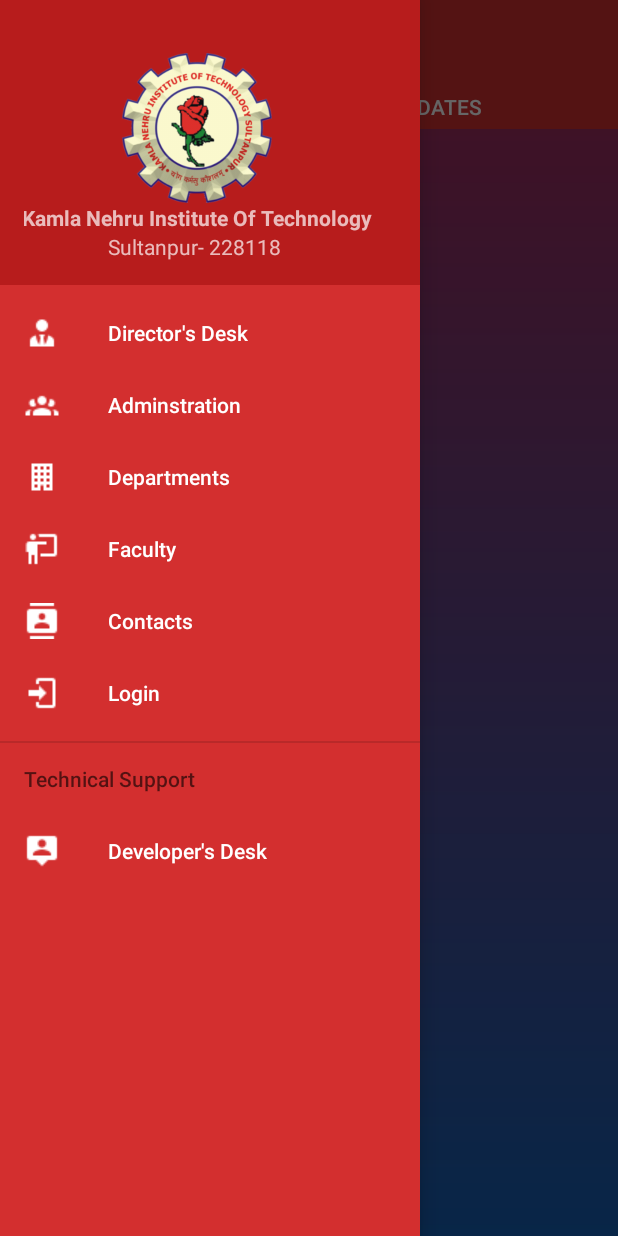
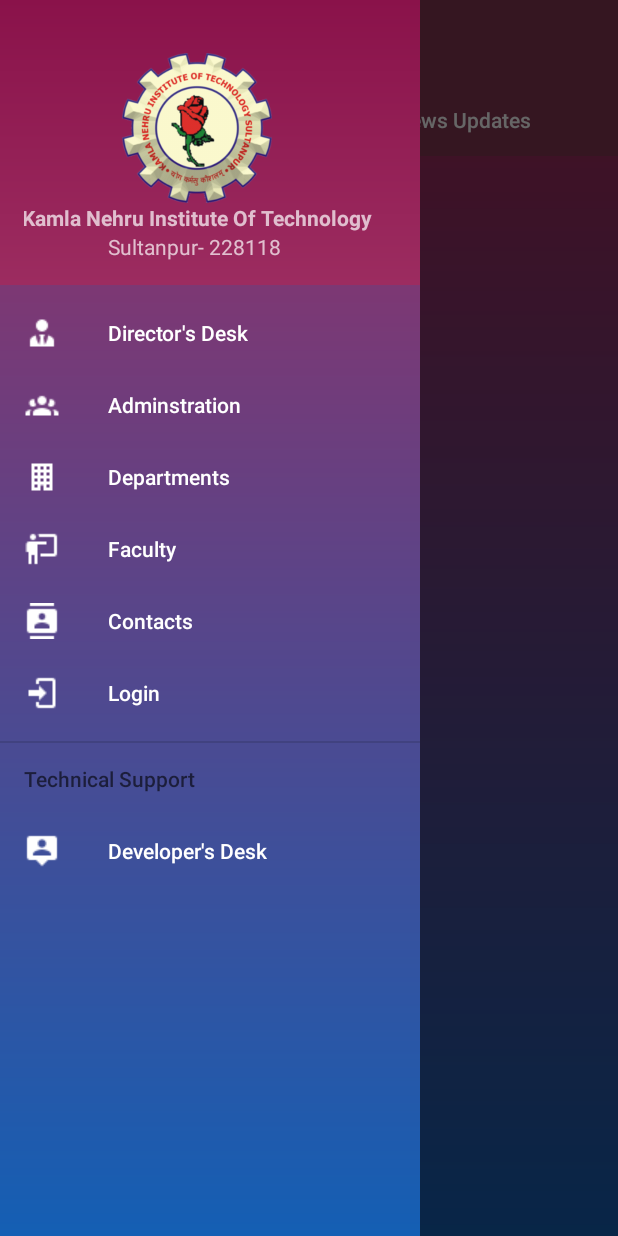
Before and after one commit to Sanjeevsky/KNIT, an Android app: the screen it shows after launch (MainActivity), with the side drawer open, on a phone screen of 412 x 824 dp. Run offline under Robolectric (Android 15) with nearby library versions, the phone set to English and light mode, and no system bars; our stand-ins replace CircleImageView, Firebase (no records; nobody signed in at launch, a user with empty details on screens opened directly).

Commit message:
Updated UI and Fixed Landscape mode bugs

```diff
--- /dev/null
+++ b/app/src/main/res/drawable/background2.xml
@@ -0,0 +1,8 @@
+<?xml version="1.0" encoding="utf-8"?>
+<shape
+    xmlns:android="http://schemas.android.com/apk/res/android">
+    <gradient
+        android:startColor="#8A124A"
+        android:endColor="#9C2C60"
+        android:angle="270"/>
+</shape>
--- /dev/null
+++ b/app/src/main/res/drawable/background3.xml
@@ -0,0 +1,6 @@
+<?xml version="1.0" encoding="utf-8"?>
+<shape
+    xmlns:android="http://schemas.android.com/apk/res/android">
+    <solid
+        android:color="#853653" />
+</shape>
--- a/app/src/main/res/layout/fragment_main.xml
+++ b/app/src/main/res/layout/fragment_main.xml
@@ -10,8 +10,7 @@
     <LinearLayout
         android:layout_width="match_parent"
         android:layout_height="match_parent"
-        android:orientation="vertical"
-        android:layout_gravity="center">
+        android:orientation="vertical">
 
         <LinearLayout
             android:id="@+id/firstview"
--- a/app/src/main/res/layout/navigation_drawer.xml
+++ b/app/src/main/res/layout/navigation_drawer.xml
@@ -17,11 +17,11 @@
        app:itemTextAppearance="@style/Base.TextAppearance.AppCompat.Body2"
        android:id="@+id/navigation_view"
        app:itemIconTint="@drawable/drawer_item_color"
+       android:background="@drawable/background"
        android:layout_gravity="start"
        android:fitsSystemWindows="true"
        app:headerLayout="@layout/navigation_header"
        app:menu="@menu/navigation_menu"
-       android:background="#D32F2F"
        android:textAlignment="inherit" />
 
 </android.support.v4.widget.DrawerLayout>
--- a/app/src/main/res/layout/navigation_header.xml
+++ b/app/src/main/res/layout/navigation_header.xml
@@ -1,11 +1,12 @@
 <?xml version="1.0" encoding="utf-8"?>
 <LinearLayout xmlns:android="http://schemas.android.com/apk/res/android"
-    android:orientation="vertical" android:layout_width="match_parent"
+    android:orientation="vertical"
+    android:layout_width="match_parent"
     android:layout_height="190dp"
     android:padding="16dp"
     android:gravity="bottom"
     android:theme="@style/ThemeOverlay.AppCompat.Dark"
-    android:background="#B71C1C">
+    android:background="@drawable/background2">
 
     <de.hdodenhof.circleimageview.CircleImageView
         android:layout_width="100dp"
--- a/app/src/main/res/values/colors.xml
+++ b/app/src/main/res/values/colors.xml
@@ -1,6 +1,6 @@
 <?xml version="1.0" encoding="utf-8"?>
 <resources>
-    <color name="colorPrimary">#D32F2F</color>
+    <color name="colorPrimary">#853653</color>
     <color name="colorPrimaryDark">#D81B60</color>
     <color name="colorAccent">#D81B60</color>
     <color name="blue">#0A68B1</color>
--- a/app/src/main/res/values/styles.xml
+++ b/app/src/main/res/values/styles.xml
@@ -4,7 +4,7 @@
     <style name="AppTheme" parent="Theme.AppCompat.Light.NoActionBar">
         <!-- Customize your theme here. -->
         <item name="colorPrimary">#E57373</item>
-        <item name="colorPrimaryDark">#E57373</item>
+        <item name="colorPrimaryDark">#B996052D</item>
         <item name="colorAccent">@color/colorAccent</item>
     </style>
     <style name="AppTheme.NoActionBar">
```
Also changed, not shown: app/src/main/res/layout/activity_main.xml (+8 -5 lines), app/src/main/res/layout/fragment_news.xml (+12 -4 lines).
